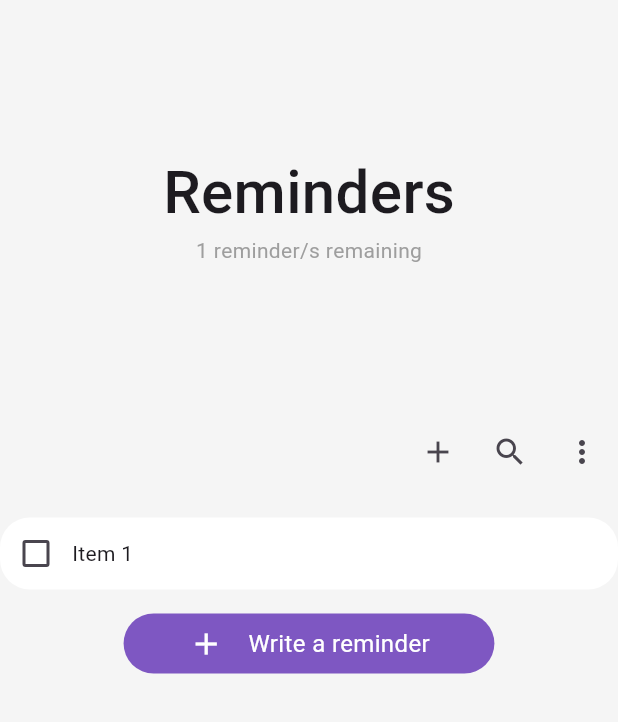
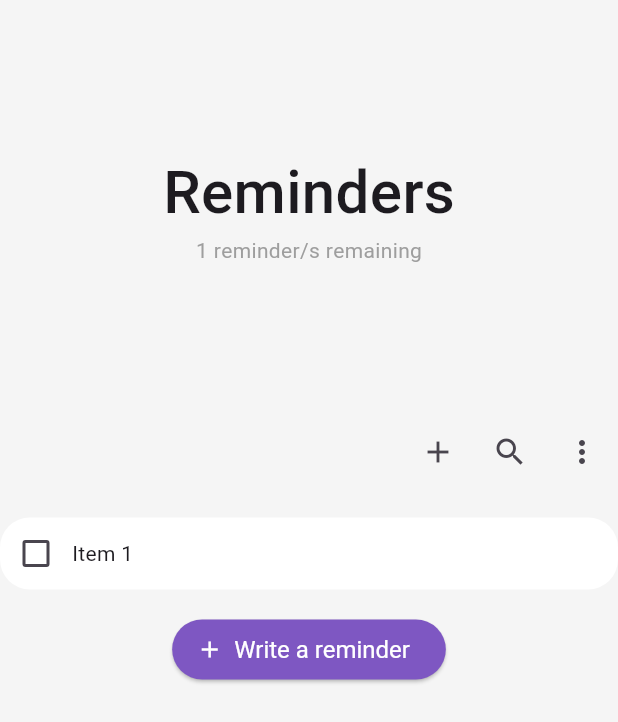
Before and after one commit to manjil09/reminder_app, a Flutter app: the screen it shows after launch, on a phone screen of 412 x 824 dp. Shown: the top 722 px of the screen. Run offline on Flutter 3.47's test engine with Material 2 defaults, Android fonts, the phone set to English and light mode, and no system bars.

Commit message:
add reminder button changed

```diff
--- a/lib/home_page.dart
+++ b/lib/home_page.dart
@@ -11,8 +11,6 @@ class HomePage extends StatefulWidget {
 class _HomePageState extends State<HomePage> {
   @override
   Widget build(BuildContext context) {
-    var size = MediaQuery.of(context).size;
-    var width = size.width;
     return SafeArea(
       child: Scaffold(
         body: Container(
@@ -54,30 +52,15 @@ class _HomePageState extends State<HomePage> {
               const ReminderItem(),
               Padding(
                 padding: const EdgeInsets.fromLTRB(0, 16, 0, 0),
-                child: Container(
-                  width: width * .6,
-                  decoration: BoxDecoration(
-                      color: Colors.deepPurple.shade400,
-                      borderRadius: BorderRadius.circular(50)),
-                  child: const Row(
-                    mainAxisAlignment: MainAxisAlignment.center,
-                    children: [
-                      Padding(
-                        padding: EdgeInsets.all(8),
-                        child: Icon(
-                          Icons.add,
-                          color: Colors.white,
-                        ),
-                      ),
-                      Padding(
-                        padding: EdgeInsets.all(8),
-                        child: Text(
-                          "Write a reminder",
-                          style: TextStyle(color: Colors.white, fontSize: 16),
-                        ),
-                      ),
-                    ],
+                child: ElevatedButton.icon(
+                  style: ElevatedButton.styleFrom(
+                    backgroundColor: Colors.deepPurple.shade400,
+                    foregroundColor: Colors.white,
+                    textStyle: const TextStyle(fontSize: 16),
                   ),
+                  onPressed: () {},
+                  icon: const Icon(Icons.add),
+                  label: const Text("Write a reminder"),
                 ),
               ),
             ],
--- a/lib/reminder_view_page.dart
+++ b/lib/reminder_view_page.dart
@@ -24,9 +24,10 @@ class _ReminderInterfaceState extends State<ReminderInterface> {
         initialDate: DateTime.now(),
         firstDate: DateTime(2015, 8),
         lastDate: DateTime(2101));
-    if (picked != null && picked != selectedDate) {
+    var pickedDate = DateFormat('MMMMEEEEd').format(picked!);
+    if (pickedDate != selectedDate) {
       setState(() {
-        selectedDate = DateFormat('MMMMEEEEd').format(picked);
+        selectedDate = pickedDate;
       });
     }
   }
@@ -41,9 +42,10 @@ class _ReminderInterfaceState extends State<ReminderInterface> {
       picked!.hour,
       picked.minute,
     );
-    if (picked != selectedTime) {
+    var pickedTime = DateFormat('jm').format(dateTime).toString();
+    if (pickedTime != selectedTime) {
       setState(() {
-        selectedTime = DateFormat('jm').format(dateTime).toString();
+        selectedTime = pickedTime;
       });
     }
   }
```
Also changed, not shown: pubspec.lock.
